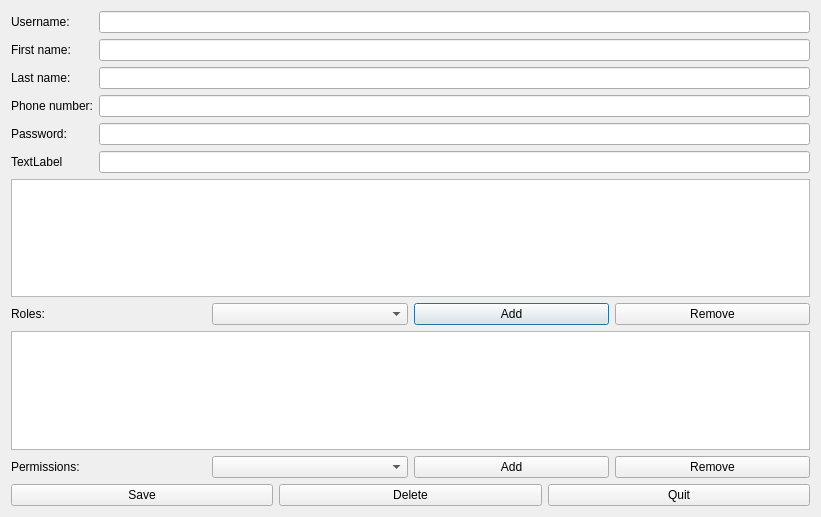
This is mngstaff.ui in Anton-Schnurer/KH as Qt 5 draws it before an edit. The edited form follows.
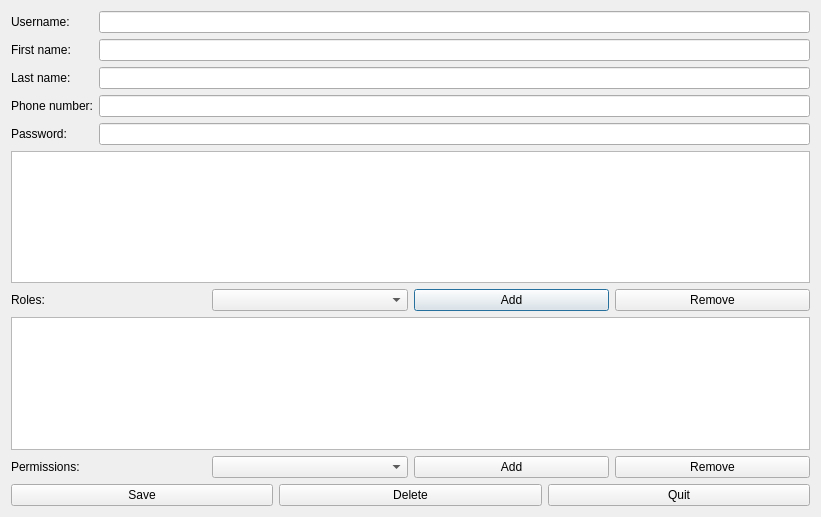
This is the edited form.

Commit message: changed ui to reflect db

```diff
--- a/mngstaff.ui
+++ b/mngstaff.ui
@@ -72,16 +72,6 @@
      <item row="4" column="1">
       <widget class="QLineEdit" name="pwdLineEdit"/>
      </item>
-     <item row="5" column="0">
-      <widget class="QLabel" name="label_2">
-       <property name="text">
-        <string>TextLabel</string>
-       </property>
-      </widget>
-     </item>
-     <item row="5" column="1">
-      <widget class="QLineEdit" name="lineEdit_3"/>
-     </item>
     </layout>
    </item>
    <item>
```
The commit also changes 4 other files.
